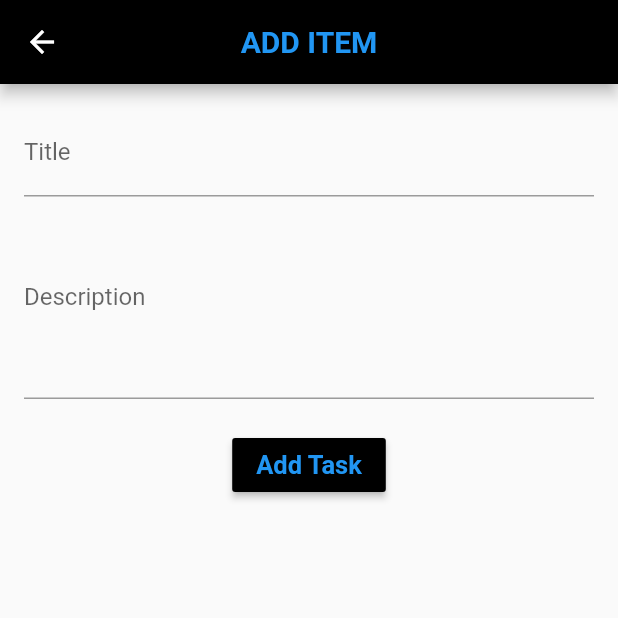
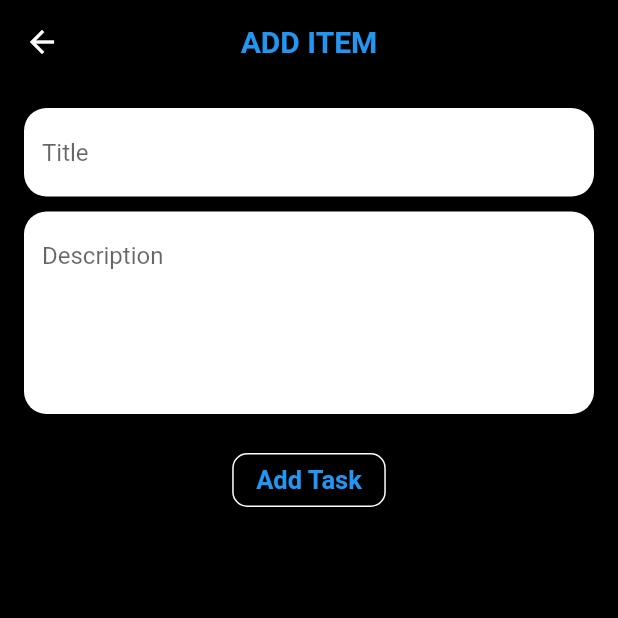
Before and after one commit to Haseeb1a/To-Do_Api, a Flutter app: the screen it shows after launch, after a tap on "ADD TODO", on a phone screen of 412 x 824 dp, the top half of it. Run offline on Flutter 3.47's test engine with Material 2 defaults, Android fonts, the phone set to English and light mode, and no system bars; network calls fail.

Commit message:
add_manintance916

```diff
--- a/lib/view/add_todo.dart
+++ b/lib/view/add_todo.dart
@@ -10,6 +10,7 @@ class AddItemPage extends StatelessWidget {
   Widget build(BuildContext context) {
     final tudodata = Provider.of<AddTodo>(context);
     return Scaffold(
+      backgroundColor: Colors.black,
       appBar: AppBar(
         backgroundColor: Colors.black,
         title: const Text(
@@ -28,8 +29,14 @@ class AddItemPage extends StatelessWidget {
             children: <Widget>[
               TextFormField(
                 controller: tudodata.titleController,
-                decoration: const InputDecoration(
-                  labelText: 'Title',
+                decoration: InputDecoration(
+                  filled: true,
+                  fillColor: Colors.white,
+                  border: OutlineInputBorder(
+                    borderSide: BorderSide.none,
+                    borderRadius: BorderRadius.circular(15),
+                  ),
+                  hintText: 'Title',
                 ),
                 validator: (value) {
                   if (value?.isEmpty ?? true) {
@@ -38,10 +45,17 @@ class AddItemPage extends StatelessWidget {
                   return null;
                 },
               ),
+              SizedBox(height: 10,),
               TextFormField(
                 controller: tudodata.descriptionController,
-                decoration: const InputDecoration(
-                  labelText: 'Description',
+                decoration:  InputDecoration(
+                  fillColor: Colors.white,
+                  filled: true,
+                  border: OutlineInputBorder(
+                    borderSide: BorderSide.none,
+                    borderRadius: BorderRadius.circular(15)
+                  ),
+                  hintText: 'Description',
                 ),
                 keyboardType: TextInputType.multiline,
                 maxLines: 5,
@@ -54,8 +68,16 @@ class AddItemPage extends StatelessWidget {
               ),
               const SizedBox(height: 20),
               Center(
-                child: MaterialButton(
-                  color: Colors.black,
+                child: ElevatedButton(
+
+
+                  style: ElevatedButton.styleFrom(
+    backgroundColor: Colors.black, // Set the background color
+    shape: RoundedRectangleBorder(
+      side: BorderSide(color: Colors.white),
+      borderRadius: BorderRadius.circular(10.0), // Set the border radius
+      // You can also set other border properties like borderColor, etc.
+    ),),
                   onPressed: () {
                     if (tudodata.formKey.currentState?.validate() ?? false) {
                       // If the form is valid, add the task.
--- a/lib/view/list.todo.dart
+++ b/lib/view/list.todo.dart
@@ -14,7 +14,7 @@ class ItemListWidget extends StatefulWidget {
 class _ItemListWidgetState extends State<ItemListWidget> {
   @override
   void initState() {
-    final homedatas = Provider.of<Homedata>(context,listen: false);
+    final homedatas = Provider.of<Homedata>(context, listen: false);
     homedatas.refreshData();
     // TODO: implement initState
     super.initState();
@@ -36,8 +36,7 @@ class _ItemListWidgetState extends State<ItemListWidget> {
           centerTitle: true,
         ),
         body: RefreshIndicator(
-          onRefresh: homedatas.refreshData
-          ,
+          onRefresh: homedatas.refreshData,
           child: FutureBuilder<Tudomodel>(
             future: homedatas.data,
             builder: (contextl, snapshot) {
@@ -46,6 +45,7 @@ class _ItemListWidgetState extends State<ItemListWidget> {
               } else if (snapshot.hasError) {
                 return Center(child: Text('Error: ${snapshot.error}'));
               } else if (snapshot.hasData && snapshot.data != null) {
+                print('hdkjghkhs');
                 final items = snapshot.data!.items;
 
                 return ListView.builder(
@@ -82,8 +82,7 @@ class _ItemListWidgetState extends State<ItemListWidget> {
                                 ),
                               );
                             } else if (value == 'delete') {
-
-                                homedatas.deleteitems(context,item.id);
+                              homedatas.deleteitems(context, item.id);
                               // Refresh the list after deletion
                             }
                           },
@@ -104,9 +103,10 @@ class _ItemListWidgetState extends State<ItemListWidget> {
                     );
                   },
                 );
-
               } else {
-                return const Center(child: Text('No data available'));
+                return Center(
+                  child: Text('No data available'),
+                );
               }
             },
           ),
```
Also changed, not shown: lib/view/editpage.dart (+27 -6 lines). Lines whose indentation alone changed are shown as unchanged.
